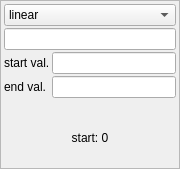
Qt form analog-event.ui (AlbertHdz4/qplayer) before a commit.
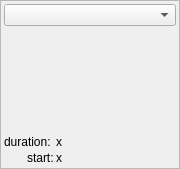
The same form after that commit.

Commit message: Analog channels now work.

```diff
--- a/analog-event.ui
+++ b/analog-event.ui
@@ -65,71 +65,49 @@
       <item>
        <layout class="QVBoxLayout" name="verticalLayout">
         <item>
-         <widget class="QComboBox" name="comboBox">
-          <item>
-           <property name="text">
-            <string>linear</string>
-           </property>
-          </item>
-          <item>
-           <property name="text">
-            <string>constant</string>
-           </property>
-          </item>
-          <item>
-           <property name="text">
-            <string>exp_rise</string>
-           </property>
-          </item>
-          <item>
-           <property name="text">
-            <string>exp_fall</string>
-           </property>
-          </item>
-          <item>
-           <property name="text">
-            <string>sine</string>
-           </property>
-          </item>
-         </widget>
+         <widget class="QComboBox" name="function_selection_combobox"/>
         </item>
         <item>
-         <widget class="QLineEdit" name="event_duration"/>
+         <layout class="QVBoxLayout" name="event_params_layout"/>
         </item>
         <item>
          <layout class="QFormLayout" name="formLayout">
+          <property name="labelAlignment">
+           <set>Qt::AlignBottom|Qt::AlignRight|Qt::AlignTrailing</set>
+          </property>
+          <property name="formAlignment">
+           <set>Qt::AlignBottom|Qt::AlignLeading|Qt::AlignLeft</set>
+          </property>
+          <item row="0" column="0">
+           <widget class="QLabel" name="label">
+            <property name="text">
+             <string>duration: </string>
+            </property>
+           </widget>
+          </item>
+          <item row="0" column="1">
+           <widget class="QLabel" name="duration_label">
+            <property name="text">
+             <string>x</string>
+            </property>
+           </widget>
+          </item>
           <item row="1" column="0">
            <widget class="QLabel" name="label_2">
             <property name="text">
-             <string>start val.</string>
+             <string>start:</string>
             </property>
            </widget>
           </item>
           <item row="1" column="1">
-           <widget class="QLineEdit" name="lineEdit"/>
-          </item>
-          <item row="2" column="0">
-           <widget class="QLabel" name="label_3">
+           <widget class="QLabel" name="start_label">
             <property name="text">
-             <string>end val.</string>
+             <string>x</string>
             </property>
            </widget>
           </item>
-          <item row="2" column="1">
-           <widget class="QLineEdit" name="lineEdit_3"/>
-          </item>
          </layout>
         </item>
-        <item>
-         <widget class="QLabel" name="start_label">
-          <property name="text">
-           <string>start: 0</string>
-          </property>
-          <property name="alignment">
-           <set>Qt::AlignCenter</set>
-          </property>
-         </widget>
-        </item>
        </layout>
       </item>
      </layout>
```
The commit also changes 10 other files.
